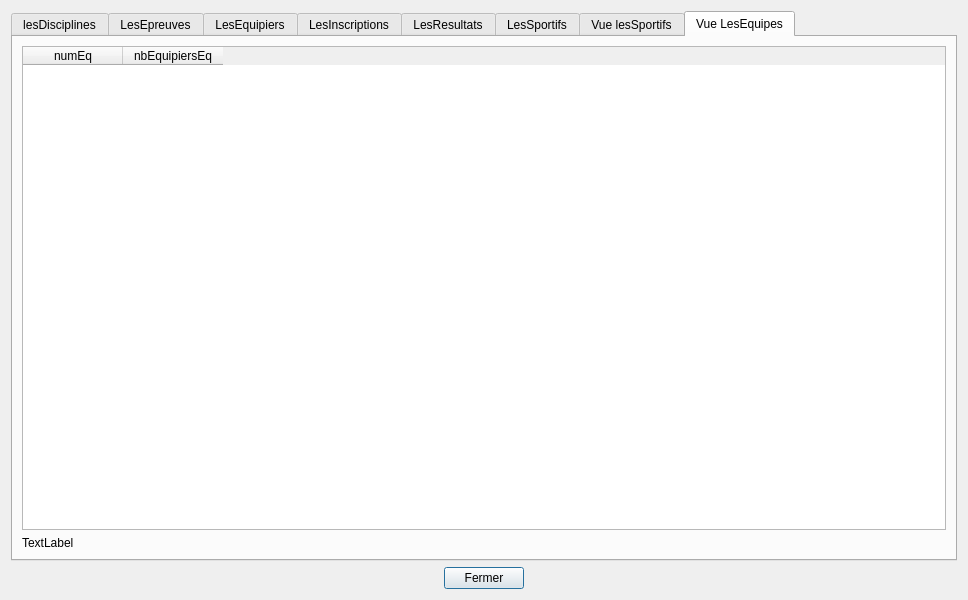
Qt form gui/tablesData.ui (pH0xe/L3-Info-Projet-CEBD) before a commit.
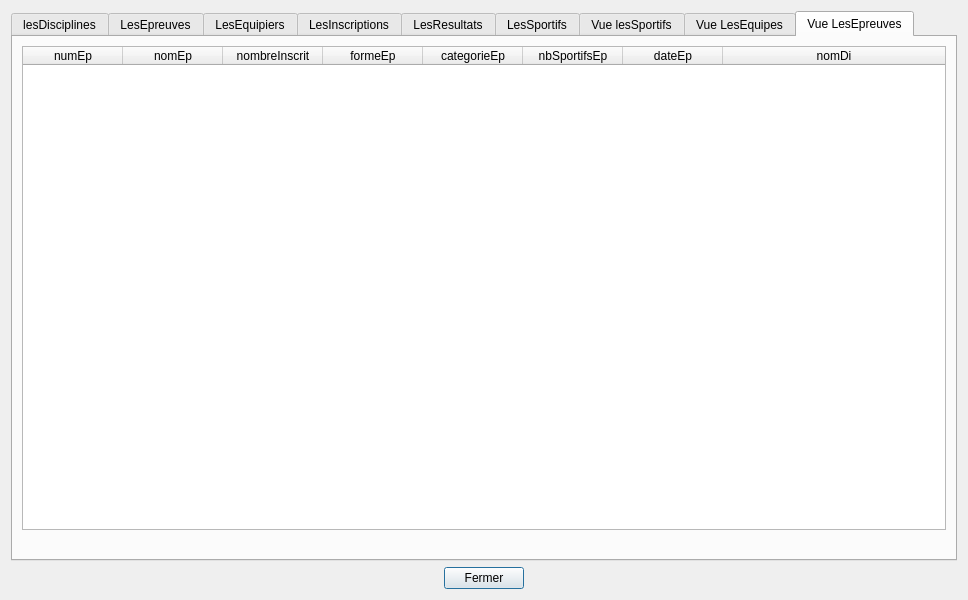
The same form after that commit.

Commit message: ajout de la vue les epreuves avec le nombre d'inscrit dedans

```diff
--- a/gui/tablesData.ui
+++ b/gui/tablesData.ui
@@ -29,7 +29,7 @@
    <item>
     <widget class="QTabWidget" name="tabWidget">
      <property name="currentIndex">
-      <number>7</number>
+      <number>8</number>
      </property>
      <widget class="QWidget" name="tabDisciplines">
       <attribute name="title">
@@ -632,6 +632,15 @@
       <layout class="QVBoxLayout" name="verticalLayout_9">
        <item>
         <widget class="QTableWidget" name="vueEquipes">
+         <property name="sortingEnabled">
+          <bool>true</bool>
+         </property>
+         <attribute name="horizontalHeaderCascadingSectionResizes">
+          <bool>false</bool>
+         </attribute>
+         <attribute name="horizontalHeaderStretchLastSection">
+          <bool>true</bool>
+         </attribute>
          <column>
           <property name="text">
            <string>numEq</string>
@@ -642,12 +651,86 @@
            <string>nbEquipiersEq</string>
           </property>
          </column>
+         <column>
+          <property name="text">
+           <string>pays</string>
+          </property>
+         </column>
+         <column>
+          <property name="text">
+           <string>nomEquipier</string>
+          </property>
+         </column>
         </widget>
        </item>
        <item>
         <widget class="QLabel" name="label_vue_equipes">
          <property name="text">
-          <string>TextLabel</string>
+          <string/>
+         </property>
+        </widget>
+       </item>
+      </layout>
+     </widget>
+     <widget class="QWidget" name="tab_vue_lesEpreuves">
+      <attribute name="title">
+       <string>Vue LesEpreuves</string>
+      </attribute>
+      <layout class="QVBoxLayout" name="verticalLayout_10">
+       <item>
+        <widget class="QTableWidget" name="vue_epreuves">
+         <property name="sortingEnabled">
+          <bool>true</bool>
+         </property>
+         <attribute name="horizontalHeaderStretchLastSection">
+          <bool>true</bool>
+         </attribute>
+         <column>
+          <property name="text">
+           <string>numEp</string>
+          </property>
+         </column>
+         <column>
+          <property name="text">
+           <string>nomEp</string>
+          </property>
+         </column>
+         <column>
+          <property name="text">
+           <string>nombreInscrit</string>
+          </property>
+         </column>
+         <column>
+          <property name="text">
+           <string>formeEp</string>
+          </property>
+         </column>
+         <column>
+          <property name="text">
+           <string>categorieEp</string>
+          </property>
+         </column>
+         <column>
+          <property name="text">
+           <string>nbSportifsEp</string>
+          </property>
+         </column>
+         <column>
+          <property name="text">
+           <string>dateEp</string>
+          </property>
+         </column>
+         <column>
+          <property name="text">
+           <string>nomDi</string>
+          </property>
+         </column>
+        </widget>
+       </item>
+       <item>
+        <widget class="QLabel" name="label_vue_epreuves">
+         <property name="text">
+          <string/>
          </property>
         </widget>
        </item>
```
Left out of the diff: 4 changed lines with no effect on the pictures. The commit also changes 3 other files.
